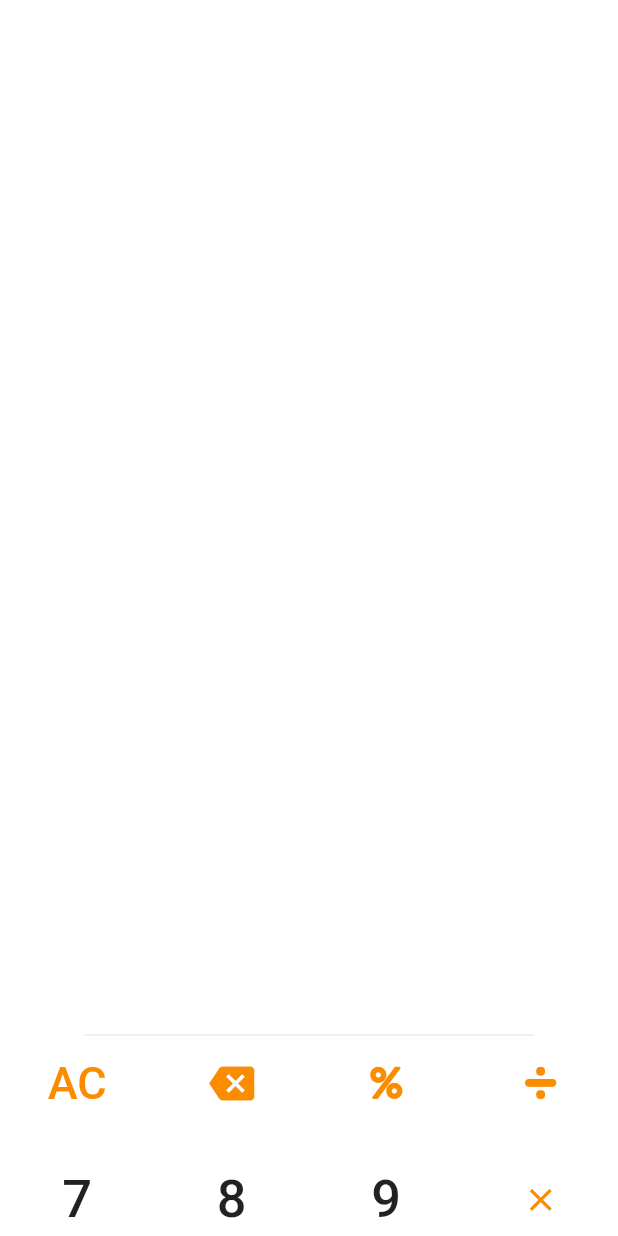
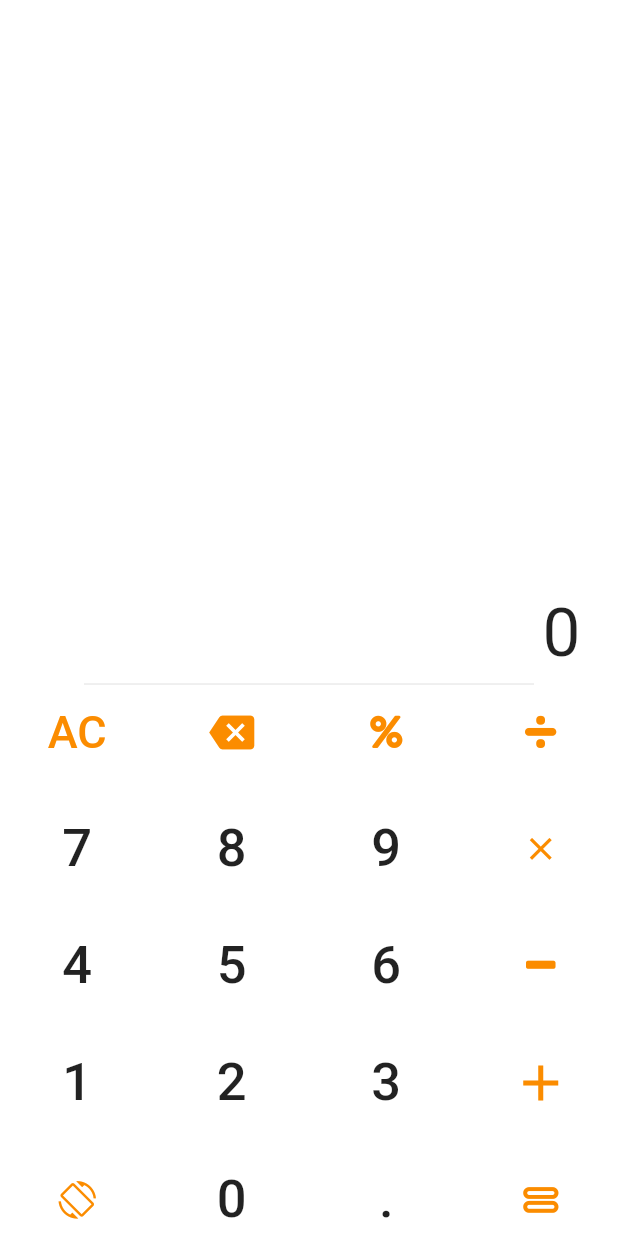
Before and after one commit to rahu96/mi_calculator_clone, a Flutter app: the screen it shows after launch, on a phone screen of 412 x 824 dp. Run offline on Flutter 3.47's test engine with Material 2 defaults, Android fonts, the phone set to English and light mode, and no system bars; our stand-ins replace material_design_icons_flutter.

Commit message:
UI completed

```diff
--- a/lib/calculator_page.dart
+++ b/lib/calculator_page.dart
@@ -3,7 +3,9 @@ import 'package:material_design_icons_flutter/material_design_icons_flutter.dart
 import 'presentations/custom_modulo_icons.dart';
 import 'presentations/custom_divide_icons.dart';
 import 'presentations/custom_multiply_icons.dart';
-
+import 'presentations/custom_minus_icons.dart';
+import 'presentations/custom_equal_icons.dart';
+import 'presentations/custom_rotate_icons.dart';
 class CalculatorPage extends StatefulWidget {
   @override
   State<StatefulWidget> createState() => CalculatorPageState();
@@ -16,6 +18,14 @@ class CalculatorPageState extends State<CalculatorPage> {
         child: Column(
           mainAxisAlignment: MainAxisAlignment.end,
           children: <Widget>[
+            Align(
+                alignment: Alignment.centerRight,
+                child: Padding(padding: EdgeInsets.symmetric(vertical: 0,horizontal: 25),
+                                  child: Text('0',
+                  style: TextStyle(
+                    fontSize: 45.0
+                  ),),
+                )),
             SizedBox(
               width: 300.0,
               child: Divider(
@@ -116,6 +126,148 @@ class CalculatorPageState extends State<CalculatorPage> {
                       size: 25.0, color: Colors.orange[600]),
                 ),
               ],
+            ),
+            SizedBox(
+              height: 30.0,
+            ),
+            Row(
+              mainAxisAlignment: MainAxisAlignment.spaceAround,
+              children: <Widget>[
+                FlatButton(
+                  splashColor: Colors.transparent,
+                  highlightColor: Colors.transparent,
+                  onPressed: () {},
+                  child: Text(
+                    '4',
+                    style: TextStyle(
+                      fontSize: 35.0,
+                    ),
+                  ),
+                ),
+                FlatButton(
+                  splashColor: Colors.transparent,
+                  highlightColor: Colors.transparent,
+                  onPressed: () {},
+                  child: Text(
+                    '5',
+                    style: TextStyle(
+                      fontSize: 35.0,
+                    ),
+                  ),
+                ),
+                FlatButton(
+                  splashColor: Colors.transparent,
+                  highlightColor: Colors.transparent,
+                  onPressed: () {},
+                  child: Text(
+                    '6',
+                    style: TextStyle(
+                      fontSize: 35.0,
+                    ),
+                  ),
+                ),
+                FlatButton(
+                  splashColor: Colors.transparent,
+                  highlightColor: Colors.transparent,
+                  onPressed: () {},
+                  child: Icon(CustomMinus.indeterminate_check_box,
+                  size: 25.0, color: Colors.orange[600]),
+
+                ),
+              ],
+            ),
+            SizedBox(height: 30.0,),
+             Row(
+              mainAxisAlignment: MainAxisAlignment.spaceAround,
+              children: <Widget>[
+                FlatButton(
+                  splashColor: Colors.transparent,
+                  highlightColor: Colors.transparent,
+                  onPressed: () {},
+                  child: Text(
+                    '1',
+                    style: TextStyle(
+                      fontSize: 35.0,
+                    ),
+                  ),
+                ),
+                FlatButton(
+                  splashColor: Colors.transparent,
+                  highlightColor: Colors.transparent,
+                  onPressed: () {},
+                  child: Text(
+                    '2',
+                    style: TextStyle(
+                      fontSize: 35.0,
+                    ),
+                  ),
+                ),
+                FlatButton(
+                  splashColor: Colors.transparent,
+                  highlightColor: Colors.transparent,
+                  onPressed: () {},
+                  child: Text(
+                    '3',
+                    style: TextStyle(
+                      fontSize: 35.0,
+                    ),
+                  ),
+                ),
+                FlatButton(
+                  splashColor: Colors.transparent,
+                  highlightColor: Colors.transparent,
+                  onPressed: () {},
+                  child: Icon(Icons.add,
+                  size: 40.0,color: Colors.orange[600],),
+
+
+                ),
+              ],
+            ),
+            SizedBox(height: 30.0,),
+             Row(
+              mainAxisAlignment: MainAxisAlignment.spaceAround,
+              children: <Widget>[
+                FlatButton(
+                  splashColor: Colors.transparent,
+                  highlightColor: Colors.transparent,
+                  onPressed: () {},
+                  child: Icon(CustomRotate.screen_rotation,
+                  size: 25.0,color: Colors.orange[600],),
+                ),
+                FlatButton(
+                  splashColor: Colors.transparent,
+                  highlightColor: Colors.transparent,
+                  onPressed: () {},
+                  child: Text(
+                    '0',
+                    style: TextStyle(
+                      fontSize: 35.0,
+                    ),
+                  ),
+                ),
+                FlatButton(
+                  splashColor: Colors.transparent,
+                  highlightColor: Colors.transparent,
+                  onPressed: () {},
+                  child: Text(
+                    '.',
+                    style: TextStyle(
+                      fontSize: 35.0,
+                    ),
+                  ),
+                ),
+                FlatButton(
+                  splashColor: Colors.transparent,
+                  highlightColor: Colors.transparent,
+                  onPressed: () {},
+                  child: Icon(CustomEqual.eq_outline,
+                  size: 25.0,color: Colors.orange[600],),
+
+
+
+                ),
+              ],
             )
           ],
         ),
--- /dev/null
+++ b/lib/presentations/custom_equal_icons.dart
@@ -0,0 +1,28 @@
+/// Flutter icons CustomEqual
+/// Copyright (C) 2020 by original authors @ fluttericon.com, fontello.com
+/// This font was generated by FlutterIcon.com, which is derived from Fontello.
+///
+/// To use this font, place it in your fonts/ directory and include the
+/// following in your pubspec.yaml
+///
+/// flutter:
+///   fonts:
+///    - family:  CustomEqual
+///      fonts:
+///       - asset: fonts/CustomEqual.ttf
+///
+///
+/// * Typicons, (c) Stephen Hutchings 2012
+///         Author:    Stephen Hutchings
+///         License:   SIL (http://scripts.sil.org/OFL)
+///         Homepage:  http://typicons.com/
+///
+import 'package:flutter/widgets.dart';
+
+class CustomEqual {
+  CustomEqual._();
+
+  static const _kFontFam = 'CustomEqual';
+
+  static const IconData eq_outline = const IconData(0xe801, fontFamily: _kFontFam);
+}
--- /dev/null
+++ b/lib/presentations/custom_minus_icons.dart
@@ -0,0 +1,28 @@
+/// Flutter icons CustomMinus
+/// Copyright (C) 2020 by original authors @ fluttericon.com, fontello.com
+/// This font was generated by FlutterIcon.com, which is derived from Fontello.
+///
+/// To use this font, place it in your fonts/ directory and include the
+/// following in your pubspec.yaml
+///
+/// flutter:
+///   fonts:
+///    - family:  CustomMinus
+///      fonts:
+///       - asset: fonts/CustomMinus.ttf
+///
+///
+/// * Material Design Icons, Copyright (C) Google, Inc
+///         Author:    Google
+///         License:   Apache 2.0 (https://www.apache.org/licenses/LICENSE-2.0)
+///         Homepage:  https://design.google.com/icons/
+///
+import 'package:flutter/widgets.dart';
+
+class CustomMinus {
+  CustomMinus._();
+
+  static const _kFontFam = 'CustomMinus';
+
+  static const IconData indeterminate_check_box = const IconData(0xe800, fontFamily: _kFontFam);
+}
--- /dev/null
+++ b/lib/presentations/custom_rotate_icons.dart
@@ -0,0 +1,28 @@
+/// Flutter icons CustomRotate
+/// Copyright (C) 2020 by original authors @ fluttericon.com, fontello.com
+/// This font was generated by FlutterIcon.com, which is derived from Fontello.
+///
+/// To use this font, place it in your fonts/ directory and include the
+/// following in your pubspec.yaml
+///
+/// flutter:
+///   fonts:
+///    - family:  CustomRotate
+///      fonts:
+///       - asset: fonts/CustomRotate.ttf
+///
+///
+/// * Material Design Icons, Copyright (C) Google, Inc
+///         Author:    Google
+///         License:   Apache 2.0 (https://www.apache.org/licenses/LICENSE-2.0)
+///         Homepage:  https://design.google.com/icons/
+///
+import 'package:flutter/widgets.dart';
+
+class CustomRotate {
+  CustomRotate._();
+
+  static const _kFontFam = 'CustomRotate';
+
+  static const IconData screen_rotation = const IconData(0xe800, fontFamily: _kFontFam);
+}
```
Also changed, not shown: pubspec.yaml (+9 -1 lines), fonts/CustomEqual.ttf (added), fonts/CustomMinus.ttf (added), fonts/CustomRotate.ttf (added).
